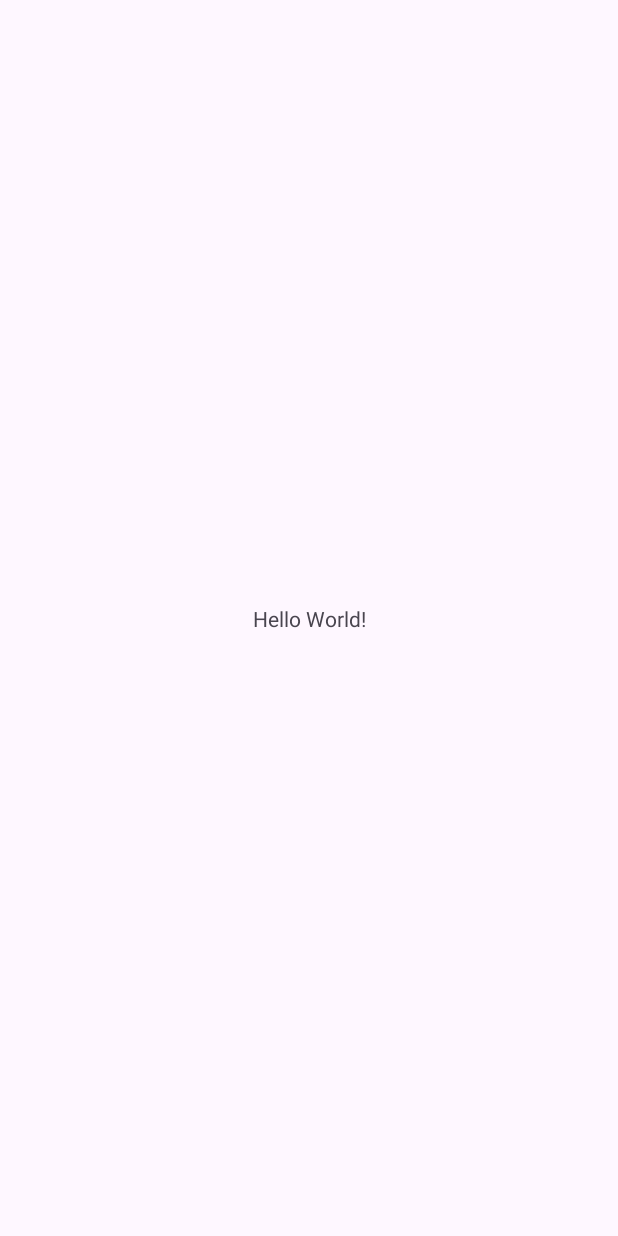
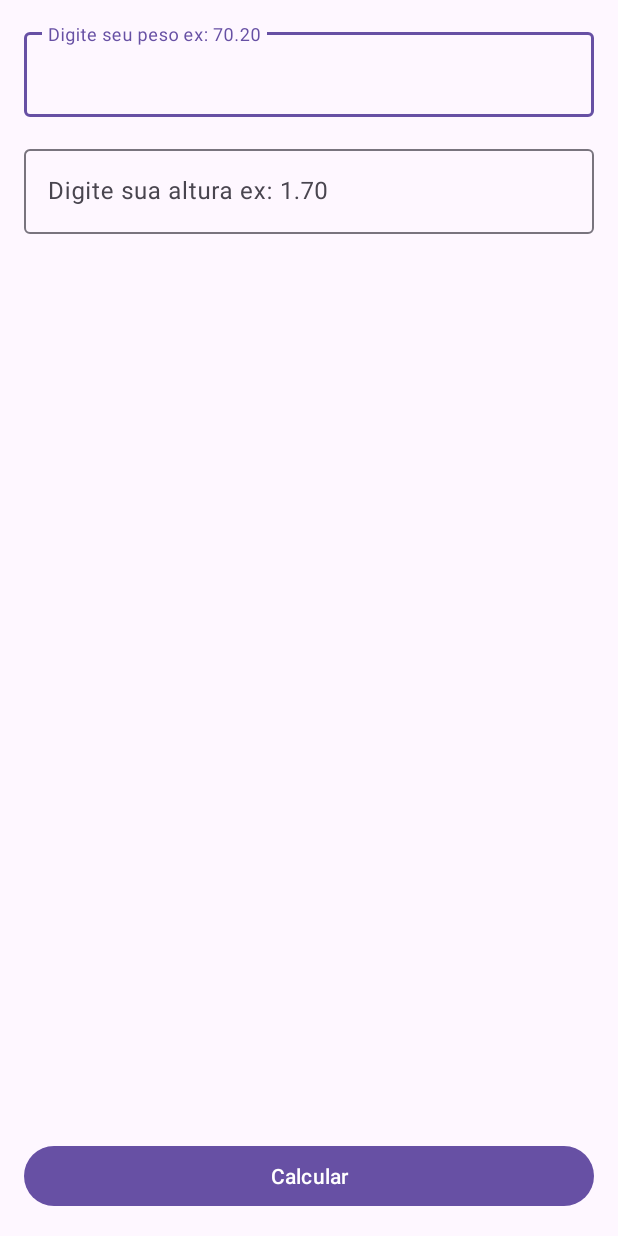
Before and after one commit to matheussousamartins/calculadoraimc, an Android app: the screen it shows after launch (MainActivity), on a phone screen of 412 x 824 dp. Before the commit the screen is almost empty. Run offline under Robolectric (Android 15) with nearby library versions, the phone set to English and light mode, and no system bars.

Commit message:
Tela inicial editText

```diff
--- a/app/src/main/java/com/comunidadedevspace/imc/MainActivity.kt
+++ b/app/src/main/java/com/comunidadedevspace/imc/MainActivity.kt
@@ -2,10 +2,33 @@ package com.comunidadedevspace.imc
 
 import androidx.appcompat.app.AppCompatActivity
 import android.os.Bundle
+import android.widget.Button
+import com.google.android.material.textfield.TextInputEditText
 
 class MainActivity : AppCompatActivity() {
     override fun onCreate(savedInstanceState: Bundle?) {
         super.onCreate(savedInstanceState)
         setContentView(R.layout.activity_main)
+
+        // Recuperar os componentes EditText
+        // Criar uma variavel e associar(=) o componente de UI<EditText>
+        // Recuperar o botao da tela
+
+        // Colocar acao no botao setOnClickListener
+        // Recuperar o texto digitado no edt peso
+
+
+        val edtPeso = findViewById<TextInputEditText>(R.id.edt_peso)
+        val edtAltura = findViewById<TextInputEditText>(R.id.edt_altura)
+
+        val btnCalcular = findViewById<Button>(R.id.btn_calcular)
+
+
+        btnCalcular.setOnClickListener {
+            val peso = edtPeso.text
+            val altura = edtAltura.text
+            println("Matheus " + peso)
+        }
+
     }
 }
--- a/app/src/main/res/layout/activity_main.xml
+++ b/app/src/main/res/layout/activity_main.xml
@@ -6,13 +6,49 @@
     android:layout_height="match_parent"
     tools:context=".MainActivity">
 
-    <TextView
-        android:layout_width="wrap_content"
+
+    <Button
+        android:id="@+id/btn_calcular"
+        android:layout_width="match_parent"
         android:layout_height="wrap_content"
-        android:text="Hello World!"
+        android:layout_margin="16dp"
+        android:text="Calcular"
         app:layout_constraintBottom_toBottomOf="parent"
         app:layout_constraintEnd_toEndOf="parent"
+        app:layout_constraintStart_toStartOf="parent" />
+
+    <com.google.android.material.textfield.TextInputLayout
+        android:id="@+id/textInputLayout"
+        android:layout_width="match_parent"
+        android:layout_height="wrap_content"
+        android:layout_margin="16dp"
+        app:layout_constraintEnd_toEndOf="parent"
         app:layout_constraintStart_toStartOf="parent"
-        app:layout_constraintTop_toTopOf="parent" />
+        app:layout_constraintTop_toTopOf="parent">
+
+        <com.google.android.material.textfield.TextInputEditText
+            android:id="@+id/edt_peso"
+            android:layout_width="match_parent"
+            android:layout_height="wrap_content"
+            android:hint="Digite seu peso ex: 70.20"
+            android:inputType="numberDecimal" />
+    </com.google.android.material.textfield.TextInputLayout>
+
+    <com.google.android.material.textfield.TextInputLayout
+        android:layout_width="match_parent"
+        android:layout_height="wrap_content"
+        android:layout_margin="16dp"
+        app:layout_constraintEnd_toEndOf="parent"
+        app:layout_constraintStart_toStartOf="parent"
+        app:layout_constraintTop_toBottomOf="@+id/textInputLayout">
+
+        <com.google.android.material.textfield.TextInputEditText
+            android:id="@+id/edt_altura"
+            android:layout_width="match_parent"
+            android:layout_height="wrap_content"
+            android:inputType="numberDecimal"
+            android:hint="Digite sua altura ex: 1.70" />
+    </com.google.android.material.textfield.TextInputLayout>
+
 
 </androidx.constraintlayout.widget.ConstraintLayout>
```
Also changed, not shown: gradle/wrapper/gradle-wrapper.properties, 3 other files.
